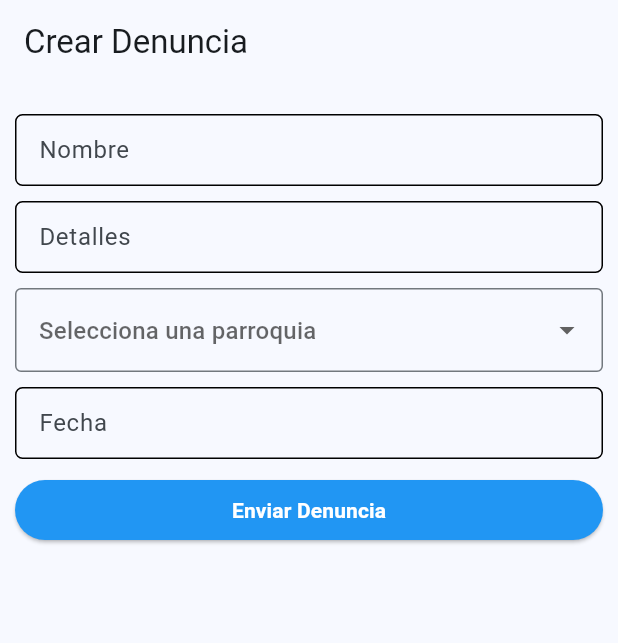
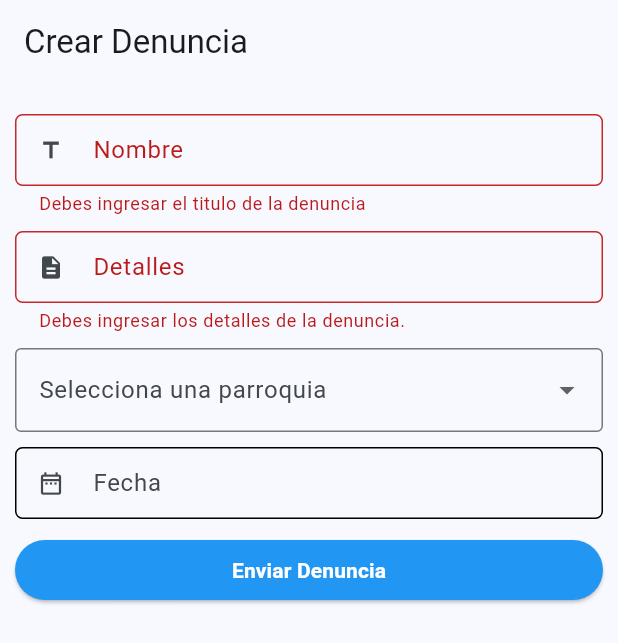
Before and after one commit to VivianaVelasco/ProyectoDenuncias, a Flutter app: the CrearDenunciasScreen screen opened by its route, after a tap on "Enviar Denuncia", on a phone screen of 412 x 824 dp. Shown: the top 643 px of the screen. Run offline on Flutter 3.47's test engine with Material 2 defaults, Android fonts, the phone set to English and light mode, and no system bars; our stand-ins replace dio, go_router.

Commit message:
corrections in create denuncia

```diff
--- a/denunciasapp/lib/presentation/screens/denuncias/crear_denuncias.dart
+++ b/denunciasapp/lib/presentation/screens/denuncias/crear_denuncias.dart
@@ -1,3 +1,5 @@
+import 'dart:convert';
+
 import 'package:denunciasapp/domains/entities/motivo.dart';
 import 'package:denunciasapp/domains/entities/parroquia.dart';
 import 'package:denunciasapp/presentation/provider/denuncias_provider.dart';
@@ -15,12 +17,12 @@ class CrearDenunciasScreen extends StatefulWidget {
 class _CrearDenunciasScreenState extends State<CrearDenunciasScreen> {
   final formKey = GlobalKey<FormState>();
 
-  String name = "";
+  String title = "";
   String description = "";
   int idUsuario = 2;
   int idParroquia = 1;
   int idMotivo = 1;
-  String date = "";
+  DateTime date = DateTime.now();
 
   final List<String> parroquias = [
     "Cuidad 1",
@@ -30,6 +32,8 @@ class _CrearDenunciasScreenState extends State<CrearDenunciasScreen> {
     "Cuidad 5",
     "Cuidad 6"
   ];
+
+  TextEditingController dateCtl = TextEditingController();
 
   @override
   Widget build(BuildContext context) {
@@ -45,14 +49,29 @@ class _CrearDenunciasScreenState extends State<CrearDenunciasScreen> {
               children: [
                 const SizedBox(height: 10),
                 CustomTextFormField(
-                    label: "Nombre",
-                    hint: "Ex. Robo en Ceibos",
-                    onChanged: (value) => name = value),
+                  label: "Nombre",
+                  hint: "Ex. Robo en Ceibos",
+                  onChanged: (value) => title = value,
+                  validator: (value) {
+                    if (value == null || value.isEmpty) {
+                      return 'Debes ingresar el titulo de la denuncia';
+                    }
+                    return null;
+                  },
+                  iconPrefix: Icons.title,
+                ),
                 const SizedBox(height: 10),
                 CustomTextFormField(
                   label: "Detalles",
                   hint: "Ex. Ocurrio en ... y despues ...",
                   onChanged: (value) => description = value,
+                  validator: (value) {
+                    if (value == null || value.isEmpty) {
+                      return 'Debes ingresar los detalles de la denuncia.';
+                    }
+                    return null;
+                  },
+                  iconPrefix: Icons.description,
                 ),
                 const SizedBox(height: 10),
                 // Row(
@@ -78,17 +97,33 @@ class _CrearDenunciasScreenState extends State<CrearDenunciasScreen> {
                     return DropdownMenuItem<String>(
                         value: parroquia, child: Text(parroquia));
                   }).toList(),
-                  onChanged: (value) => description = value ?? "-1",
+                  onChanged: (value) =>
+                      idParroquia = parroquias.indexOf(value ?? parroquias[0]),
                   decoration: const InputDecoration(
                       border: OutlineInputBorder(),
-                      hintText: "Selecciona una parroquia"),
+                      labelText: "Selecciona una parroquia"),
                 ),
                 const SizedBox(height: 10),
                 CustomTextFormField(
+                  controller: dateCtl,
                   label: "Fecha",
-                  hint: "Ex. 20/03/2023",
-                  onChanged: (value) => date = value,
+                  hint: "Selecciona la fecha que ocurrio el suceso",
+                  onChanged: (value) => date = DateTime.now(),
+                  iconPrefix: Icons.date_range_outlined,
+                  onTap: () async {
+                    FocusScope.of(context).requestFocus(FocusNode());
+                    DateTime date = DateTime(1900);
+                    date = await showDatePicker(
+                            context: context,
+                            initialDate: DateTime.now(),
+                            firstDate: DateTime(1900),
+                            lastDate: DateTime(2100)) ??
+                        DateTime.now();
+
+                    dateCtl.text = date.toIso8601String();
+                  },
                 ),
+
                 // DatePickerDialog(
                 //     currentDate: DateTime.now(),
                 //     initialDate: DateTime.now(),
@@ -98,7 +133,28 @@ class _CrearDenunciasScreenState extends State<CrearDenunciasScreen> {
                 SizedBox(
                   width: double.infinity,
                   child: ElevatedButton(
-                      onPressed: (() {}),
+                      onPressed: () {
+                        final formValid =
+                            formKey.currentState?.validate() ?? false;
+                        final dataJSON = {
+                          "title": title,
+                          "description": description,
+                          "idMotivo": 3,
+                          "dateIndicent": dateCtl.text,
+                          "urlPhoto": "foto1.png",
+                          "idUsuario": 3,
+                          "idParroquia": idParroquia
+                        };
+                        if (formValid) {
+                          showDialog(
+                            context: context,
+                            builder: (context) => AlertDialog(
+                              title: const Text("Envio de Formulario"),
+                              content: Text(json.encode(dataJSON).toString()),
+                            ),
+                          );
+                        }
+                      },
                       style: ElevatedButton.styleFrom(
                         backgroundColor: Colors.blue,
                       ),
--- a/denunciasapp/lib/presentation/widgets/inputs/custom_text_form_field.dart
+++ b/denunciasapp/lib/presentation/widgets/inputs/custom_text_form_field.dart
@@ -8,8 +8,12 @@ class CustomTextFormField extends StatelessWidget {
   final Function(String)? onChanged;
   final String? Function(String?)? validator;
   final IconData? iconPrefix;
+  final Function()? onTap;
+  final TextEditingController? controller;
 
   const CustomTextFormField({
+    this.controller,
+    this.onTap,
     this.iconPrefix,
     super.key,
     this.label,
@@ -29,7 +33,9 @@ class CustomTextFormField extends StatelessWidget {
         borderRadius: BorderRadius.circular(5));
 
     return TextFormField(
+      controller: controller,
       onChanged: onChanged,
+      onTap: onTap,
       validator: validator,
       obscureText: obscureText,
       decoration: InputDecoration(
```
